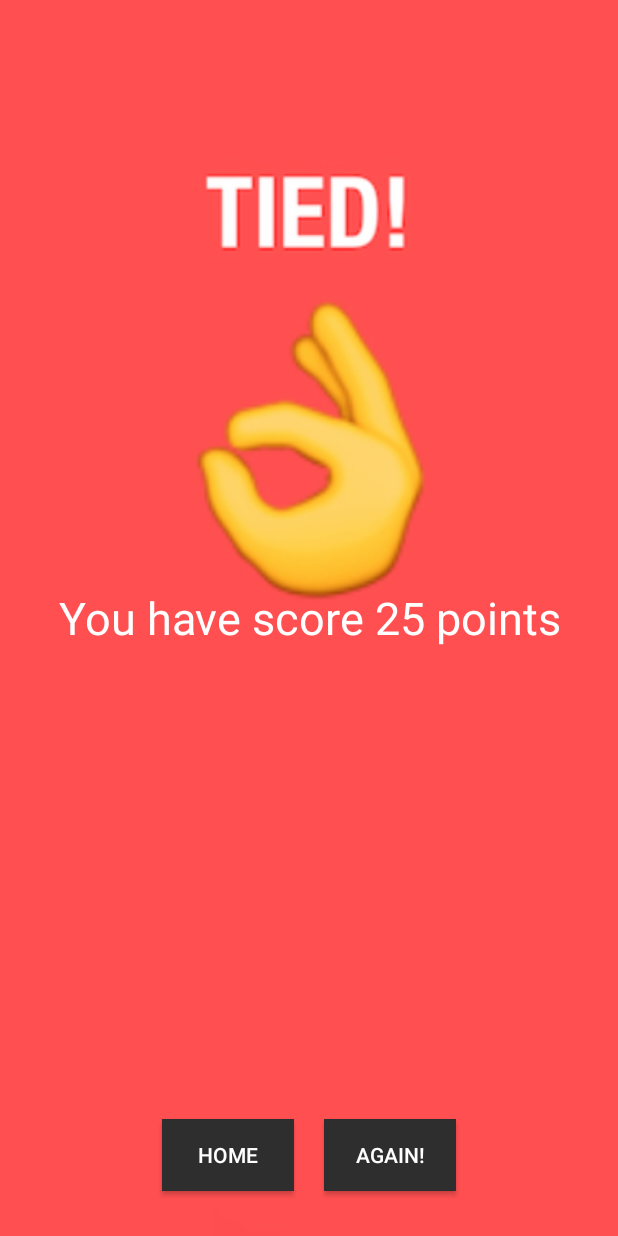
After one commit to mohamedebrahim96/Quiz-App, an Android app: the layout result_layout.xml on its own in the app's theme, with its tools: preview values and no code run, on a phone screen of 412 x 824 dp. The commit adds this screen. Run offline under Robolectric (Android 15) with nearby library versions, the phone set to English and light mode, and no system bars.

Commit message:
some enhancement

```diff
--- a/app/src/main/java/com/vacuum/app/metquiz/Fragments/GridFragment.java
+++ b/app/src/main/java/com/vacuum/app/metquiz/Fragments/GridFragment.java
@@ -78,7 +78,7 @@ public class GridFragment extends Fragment {
     private void prepareMovieData2() {
         List<Item> items = new ArrayList<>();
         items.add(new Item("Results",  R.drawable.if_heart_favourite_favorite_love_2203510));
-        items.add(new Item("Questions",  R.drawable.ic_notifications_black_24dp));
+        items.add(new Item("QuestionsFragment",  R.drawable.ic_notifications_black_24dp));
         items.add(new Item("History", R.drawable.if_explore_326636));
         items.add(new Item("Settings", R.drawable.ic_settings_black_24dp));
         items.add(new Item("Barcode scanner", R.drawable.if_qrcode_1608801));
--- /dev/null
+++ b/app/src/main/res/layout/result_layout.xml
@@ -0,0 +1,50 @@
+<?xml version="1.0" encoding="utf-8"?>
+<RelativeLayout
+    android:layout_height="match_parent"
+    android:layout_width="match_parent"
+    xmlns:android="http://schemas.android.com/apk/res/android" >
+
+    <ImageView
+        android:layout_width="match_parent"
+        android:layout_height="match_parent"
+        android:scaleType="centerCrop"
+        android:src="@drawable/backgroundwin"
+        />
+    <TextView
+        android:layout_width="match_parent"
+        android:layout_height="wrap_content"
+        android:textColor="@color/white"
+        android:text="You have score 25 points"
+        android:layout_centerVertical="true"
+        android:gravity="center"
+        android:textSize="30sp"
+        fontPath="fonts/airbnb.ttf"
+        />
+    <LinearLayout
+        android:layout_width="match_parent"
+        android:layout_height="wrap_content"
+        android:orientation="horizontal"
+        android:gravity="center"
+        android:layout_alignParentBottom="true"
+        android:layout_margin="20dp"
+        >
+        <Button
+            android:layout_width="wrap_content"
+            android:layout_height="wrap_content"
+            android:text="Home"
+            android:layout_margin="10dp"
+            android:textColor="@color/white"
+            android:background="@color/gray_quiz"
+            fontPath="fonts/airbnb.ttf"
+            />
+        <Button
+            android:layout_width="wrap_content"
+            android:layout_height="wrap_content"
+            android:text="again!"
+            android:layout_margin="10dp"
+            android:textColor="@color/white"
+            android:background="@color/gray_quiz"
+            fontPath="fonts/airbnb.ttf"
+            />
+    </LinearLayout>
+</RelativeLayout>
```
Also changed, not shown: app/src/main/java/com/vacuum/app/metquiz/Adapters/GridAdapter.java (+2 -6 lines), app/src/main/java/com/vacuum/app/metquiz/Fragments/Questions.java (deleted, +0 -62 lines), app/src/main/java/com/vacuum/app/metquiz/Fragments/QuestionsFragment.java (added, +176 -0 lines), app/src/main/java/com/vacuum/app/metquiz/Model/Example.java (added, +22 -0 lines), app/src/main/java/com/vacuum/app/metquiz/Utils/RegisterAPI.java (+11 -0 lines), app/src/main/res/layout/questions_fragment.xml (+22 -11 lines), app/src/main/res/drawable/backgroundwin.jpg (added).
